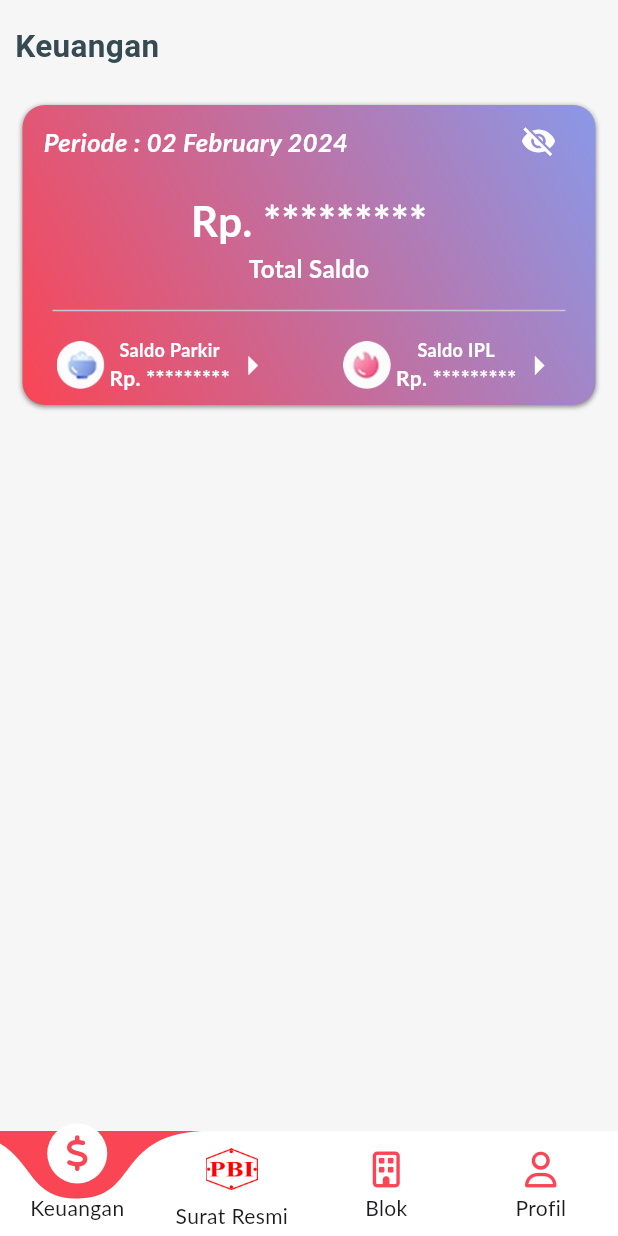
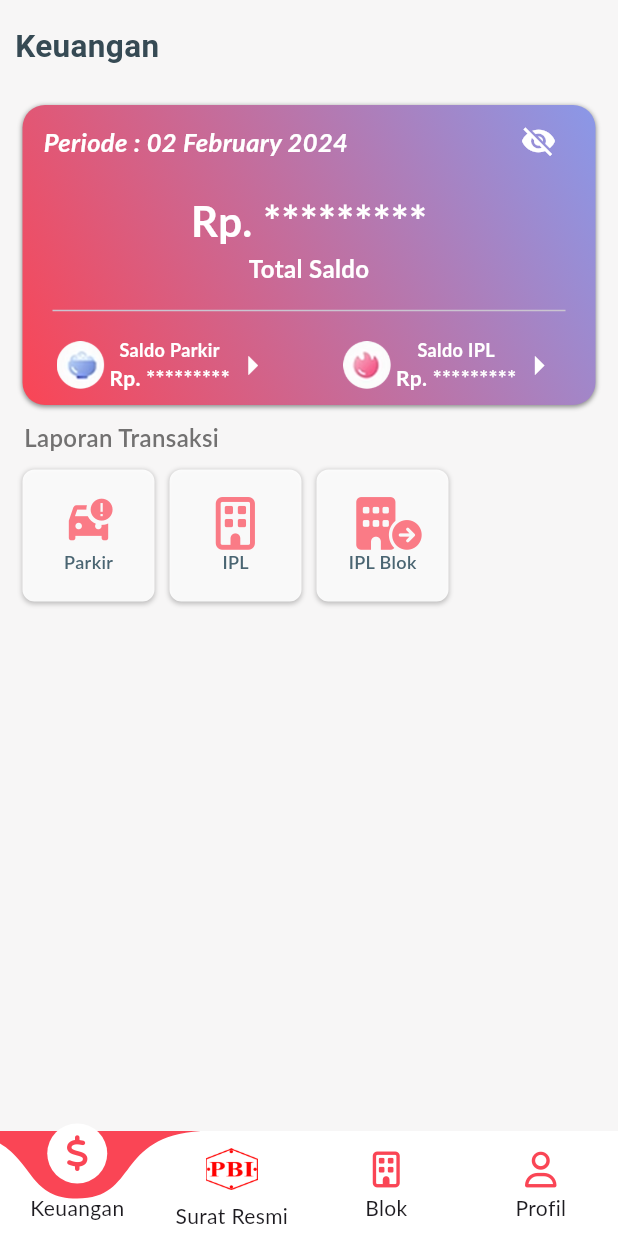
Before and after one commit to BangPei/fl_pbi, a Flutter app: the FinanceScreen screen opened by its route, after a tap on the "visibility off" icon, on a phone screen of 412 x 824 dp. Run offline on Flutter 3.47's test engine with Material 3 defaults, Android fonts, the phone set to English and light mode, and no system bars; drawn by our look-alikes of curved_labeled_navigation_bar; our stand-ins replace badges, dio, dotted_border, dropdown_search, equatable, flutter_bloc and 14 more; missing offline and left inert: terbilang_id; accounts and stored records are empty; generated files the repository leaves out were written again; network calls fail; Roboto replaces fonts that are missing (Lato).

Commit message:
implement report

```diff
--- /dev/null
+++ b/lib/list_provider.dart
@@ -0,0 +1,48 @@
+import 'package:fl_pbi/pages/block/bloc/block_bloc.dart';
+import 'package:fl_pbi/pages/block/bloc/block_form_bloc.dart';
+import 'package:fl_pbi/pages/finance/bloc/finanace_bloc.dart';
+import 'package:fl_pbi/pages/ipl/bloc/form_ipl_bloc.dart';
+import 'package:fl_pbi/pages/ipl/bloc/ipl_bloc.dart';
+import 'package:fl_pbi/pages/login/bloc/login_bloc.dart';
+import 'package:fl_pbi/pages/official_letter_form/formulir_pendaftaran/bloc/formulir_pendaftaran_bloc.dart';
+import 'package:fl_pbi/pages/official_letter_form/perjanjian_hak_guna/bloc/perjanjian_hak_guna_bloc.dart';
+import 'package:fl_pbi/pages/official_letter_form/serah_terima_kunci/bloc/serah_terima_kunci_bloc.dart';
+import 'package:fl_pbi/pages/official_letter_form/surat_lunas/bloc/surat_lunas_bloc.dart';
+import 'package:fl_pbi/pages/official_letter_form/surat_permohonan/bloc/permohonan_bloc.dart';
+import 'package:fl_pbi/pages/official_letter_form/surat_sewa_lahan/bloc/sewa_lahan_bloc.dart';
+import 'package:fl_pbi/pages/official_letter_form/tanda_hak_guna/bloc/tanda_hak_guna_bloc.dart';
+import 'package:fl_pbi/pages/parking/bloc/park_bloc.dart';
+import 'package:fl_pbi/pages/parking/bloc/park_form_bloc.dart';
+import 'package:fl_pbi/pages/profile/bloc/number_bloc.dart';
+import 'package:fl_pbi/pages/profile/bloc/profile_form_bloc.dart';
+import 'package:flutter_bloc/flutter_bloc.dart';
+
+class ProviderBloc {
+  ProviderBloc._();
+  List<BlocProvider>? provider;
+
+  static List<BlocProvider> get() {
+    return [
+      BlocProvider<LoginBloc>(create: (__) => LoginBloc()),
+      BlocProvider<ProfileFormBloc>(create: (__) => ProfileFormBloc()),
+      BlocProvider<PermohonanBloc>(create: (__) => PermohonanBloc()),
+      BlocProvider<SuratLunasBloc>(create: (__) => SuratLunasBloc()),
+      BlocProvider<SewaLahanBloc>(create: (__) => SewaLahanBloc()),
+      BlocProvider<IplBloc>(create: (__) => IplBloc()),
+      BlocProvider<FormIplBloc>(create: (__) => FormIplBloc()),
+      BlocProvider<ParkingBloc>(create: (__) => ParkingBloc()),
+      BlocProvider<ParkFormBloc>(create: (__) => ParkFormBloc()),
+      BlocProvider<NumberBloc>(create: (__) => NumberBloc()),
+      BlocProvider<BlockBloc>(create: (__) => BlockBloc()),
+      BlocProvider<FinanceBloc>(create: (__) => FinanceBloc()),
+      BlocProvider<BlockFormBloc>(create: (__) => BlockFormBloc()),
+      BlocProvider<SerahTerimaKunciBloc>(
+          create: (__) => SerahTerimaKunciBloc()),
+      BlocProvider<TandaHakGunaBloc>(create: (__) => TandaHakGunaBloc()),
+      BlocProvider<PerjanjianHakGunaBloc>(
+          create: (__) => PerjanjianHakGunaBloc()),
+      BlocProvider<FormulirPendaftaranBloc>(
+          create: (__) => FormulirPendaftaranBloc()),
+    ];
+  }
+}
--- a/lib/models/models.dart
+++ b/lib/models/models.dart
@@ -8,3 +8,4 @@ export 'package:fl_pbi/models/pic.dart';
 export 'package:fl_pbi/models/serverside.dart';
 export 'package:fl_pbi/models/trans.dart';
 export 'package:fl_pbi/models/user.dart';
+export 'package:fl_pbi/models/report_menu.dart';
--- /dev/null
+++ b/lib/models/report_menu.dart
@@ -0,0 +1,42 @@
+import 'package:fl_pbi/library/library_file.dart';
+import 'package:flutter/material.dart';
+import 'package:font_awesome_flutter/font_awesome_flutter.dart';
+
+class Report {
+  final String? label;
+  final Widget? icon;
+  final GestureTapCallback? onTap;
+  Report({this.icon, this.onTap, this.label});
+
+  List<Report> data() {
+    return [
+      Report(
+        label: "Parkir",
+        icon: Icon(
+          Icons.car_crash,
+          size: 35,
+          color: AppTheme.nearlyDarkRed.withOpacity(0.7),
+        ),
+        onTap: () {},
+      ),
+      Report(
+        label: "IPL",
+        icon: Icon(
+          FontAwesomeIcons.building,
+          size: 35,
+          color: AppTheme.nearlyDarkRed.withOpacity(0.7),
+        ),
+        onTap: () {},
+      ),
+      Report(
+        label: "IPL Blok",
+        icon: Icon(
+          FontAwesomeIcons.buildingCircleArrowRight,
+          size: 35,
+          color: AppTheme.nearlyDarkRed.withOpacity(0.7),
+        ),
+        onTap: () {},
+      ),
+    ];
+  }
+}
--- a/lib/pages/finance/screen/finance_screen.dart
+++ b/lib/pages/finance/screen/finance_screen.dart
@@ -1,4 +1,5 @@
 import 'package:fl_pbi/library/library_file.dart';
+import 'package:fl_pbi/models/models.dart';
 import 'package:fl_pbi/pages/finance/bloc/finanace_bloc.dart';
 import 'package:fl_pbi/pages/finance/data/finance.dart';
 import 'package:fl_pbi/pages/finance/screen/finance_total_card.dart';
@@ -53,49 +54,41 @@ class _FinanceScreenState extends State<FinanceScreen> {
                     crossAxisAlignment: CrossAxisAlignment.start,
                     children: [
                       FinanceTotalCard(data: state.finance ?? Finance()),
-                      // const FormTitle(
-                      //   title: "Transaksi Terakhir Parkir",
-                      //   fontSize: 14,
-                      //   padding: EdgeInsets.only(
-                      //     top: 20,
-                      //     left: 20,
-                      //     right: 20,
-                      //   ),
-                      // ),
-                      // Padding(
-                      //   padding: const EdgeInsets.all(16.0),
-                      //   child: Container(
-                      //     decoration: BoxDecoration(
-                      //       color: AppTheme.white,
-                      //       borderRadius: BorderRadius.circular(8),
-                      //       boxShadow: const [
-                      //         BoxShadow(
-                      //           color: Color.fromARGB(255, 189, 188, 188),
-                      //           spreadRadius: 0.2,
-                      //           blurRadius: 2,
-                      //           offset: Offset(0, 1),
-                      //         )
-                      //       ],
-                      //     ),
-                      //     child: const Column(
-                      //       children: [
-                      //         ListTile(
-                      //           minVerticalPadding: 0,
-                      //           title: Text("Rp. 270,000"),
-                      //           subtitle: Text("1 Januari 2024"),
-                      //         ),
-                      //         Padding(
-                      //           padding: EdgeInsets.symmetric(horizontal: 8.0),
-                      //           child: Divider(),
-                      //         ),
-                      //         ListTile(
-                      //           title: Text("Rp. 50,000"),
-                      //           subtitle: Text("1 Januari 2024"),
-                      //         ),
-                      //       ],
-                      //     ),
-                      //   ),
-                      // )
+                      const Padding(
+                        padding: EdgeInsets.symmetric(
+                          horizontal: 16,
+                          vertical: 10,
+                        ),
+                        child: Text(
+                          "Laporan Transaksi",
+                          style: TextStyle(
+                              fontSize: 16,
+                              fontWeight: FontWeight.w600,
+                              color: Color.fromARGB(255, 114, 113, 113)),
+                        ),
+                      ),
+                      Padding(
+                        padding: const EdgeInsets.symmetric(horizontal: 15.0),
+                        child: GridView.builder(
+                          shrinkWrap: true,
+                          gridDelegate:
+                              const SliverGridDelegateWithMaxCrossAxisExtent(
+                            maxCrossAxisExtent: 100,
+                            childAspectRatio: 1,
+                            crossAxisSpacing: 10,
+                            mainAxisSpacing: 10,
+                          ),
+                          itemCount: Report().data().length,
+                          itemBuilder: (BuildContext ctx, i) {
+                            Report report = Report().data()[i];
+                            return ReportBox(
+                              label: report.label!,
+                              icon: report.icon,
+                              onTap: () {},
+                            );
+                          },
+                        ),
+                      ),
                     ],
                   ),
                 ),
--- /dev/null
+++ b/lib/widget/report_box.dart
@@ -0,0 +1,51 @@
+import 'package:fl_pbi/library/library_file.dart';
+import 'package:flutter/material.dart';
+import 'package:font_awesome_flutter/font_awesome_flutter.dart';
+
+class ReportBox extends StatelessWidget {
+  final String label;
+  final Widget? icon;
+  final GestureTapCallback? onTap;
+  const ReportBox({super.key, required this.label, this.icon, this.onTap});
+
+  @override
+  Widget build(BuildContext context) {
+    return InkWell(
+      onTap: onTap,
+      child: Container(
+        alignment: Alignment.center,
+        decoration: BoxDecoration(
+          color: AppTheme.white.withOpacity(0.9),
+          boxShadow: const [
+            BoxShadow(
+              color: Color.fromARGB(255, 190, 189, 189),
+              spreadRadius: 0.2,
+              blurRadius: 2,
+              offset: Offset(0, 1),
+            )
+          ],
+          borderRadius: BorderRadius.circular(8),
+        ),
+        child: Column(
+          mainAxisAlignment: MainAxisAlignment.center,
+          children: [
+            icon ??
+                Icon(
+                  FontAwesomeIcons.car,
+                  size: 35,
+                  color: AppTheme.nearlyDarkRed.withOpacity(0.7),
+                ),
+            Text(
+              label,
+              style: const TextStyle(
+                fontSize: 12,
+                color: AppTheme.lightText,
+                fontWeight: FontWeight.w600,
+              ),
+            ),
+          ],
+        ),
+      ),
+    );
+  }
+}
--- a/lib/widget/widget_file.dart
+++ b/lib/widget/widget_file.dart
@@ -23,3 +23,4 @@ export 'package:fl_pbi/widget/money_widget.dart';
 export 'package:fl_pbi/widget/title_list_trans.dart';
 export 'package:fl_pbi/widget/dropdown_search_widget.dart';
 export 'package:fl_pbi/widget/list_summary.dart';
+export 'package:fl_pbi/widget/report_box.dart';
--- a/pubspec.yaml
+++ b/pubspec.yaml
@@ -30,9 +30,9 @@ environment:
 dependencies:
   flutter:
     sdk: flutter
-  go_router: ^13.0.1
+  go_router: ^13.1.0
   url_strategy: ^0.2.0
-  font_awesome_flutter: ^10.6.0
+  font_awesome_flutter: ^10.7.0
   jiffy: ^6.2.1
   flutter_bloc: ^8.1.3
   equatable: ^2.0.5
```
Also changed, not shown: lib/main.dart (+2 -40 lines), lib/pages/profile/screen/profile_screen.dart (+0 -57 lines), pubspec.lock.
